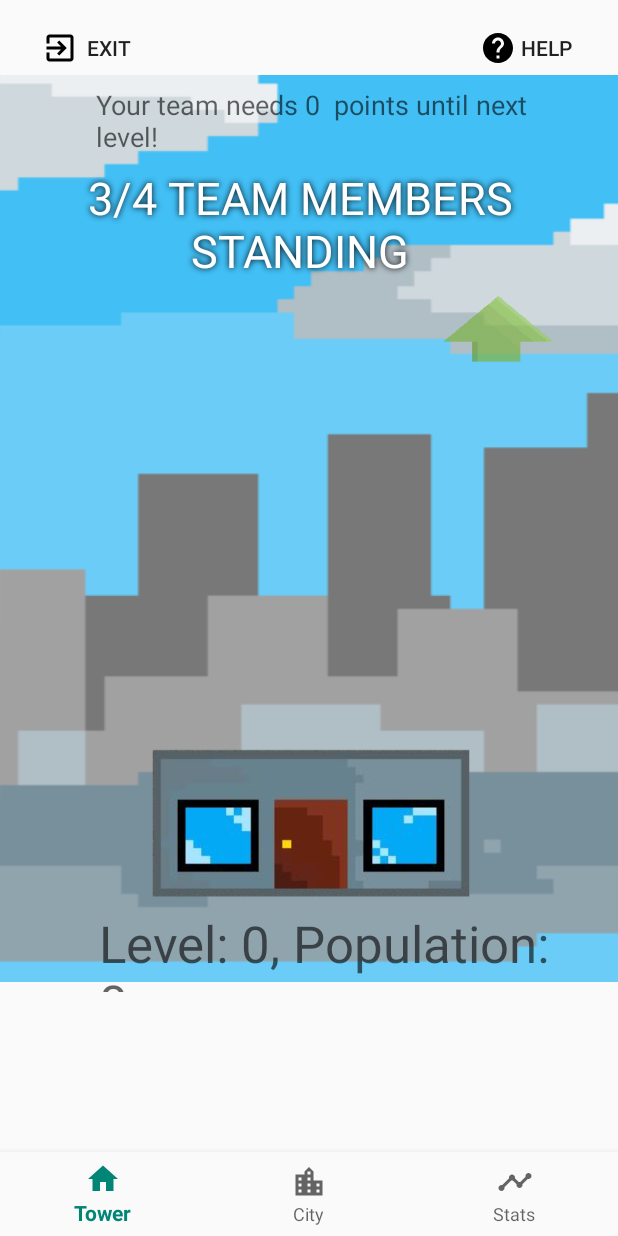
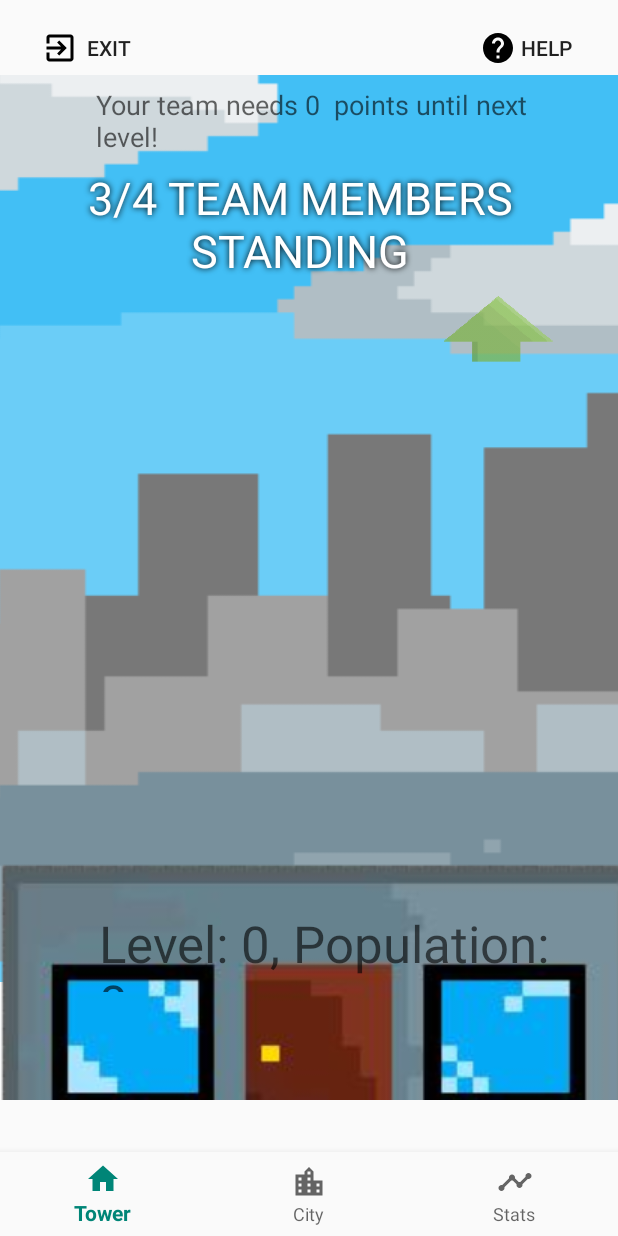
Before and after one commit to 7gang/p2-prototype, an Android app: the TowerFragment screen opened directly, with no data from a screen before it, on a phone screen of 412 x 824 dp. Run offline under Robolectric (Android 15) with nearby library versions, the phone set to English and light mode, and no system bars; our stand-ins replace data binding; 4 statements that could not run were skipped.

Commit message:
implement new layout to tower fragment

```diff
--- a/app/src/main/res/layout/fragment_tower.xml
+++ b/app/src/main/res/layout/fragment_tower.xml
@@ -38,26 +38,27 @@
 
             <ImageView
                 android:id="@+id/imageView2"
-                android:layout_width="wrap_content"
-                android:layout_height="wrap_content"
+                android:layout_width="436dp"
+                android:layout_height="758dp"
                 android:layout_alignParentStart="false"
                 android:layout_alignParentTop="false"
                 android:layout_alignParentEnd="true"
                 android:layout_alignParentBottom="true"
                 android:layout_marginStart="0dp"
                 android:layout_marginTop="0dp"
-                android:layout_marginEnd="3dp"
-                android:layout_marginBottom="78dp"
+                android:layout_marginEnd="0dp"
+                android:layout_marginBottom="0dp"
                 android:adjustViewBounds="false"
                 android:baselineAlignBottom="false"
                 android:clickable="false"
                 android:cropToPadding="false"
                 android:focusableInTouchMode="false"
                 android:scaleType="center"
-                android:scaleX="0.75"
-                android:scaleY="0.75"
+                android:scaleX="1.50"
+                android:scaleY="1.50"
                 android:src="@drawable/buildinglv1"
-                android:translationY="30dp"
+                android:translationX="0dp"
+                android:translationY="-50dp"
                 android:visibility="visible"
                 app:srcCompat="@drawable/buildinglv1" />
 
```
Also changed, not shown: app/src/main/java/dk/aau/med/a220/navigation_test/TowerFragment.java (+34 -10 lines), app/src/main/res/drawable-xhdpi/b1.png (added), app/src/main/res/drawable-xhdpi/b2.png (added), app/src/main/res/drawable-xhdpi/b3.png (added), app/src/main/res/drawable-xhdpi/b4.png (added), app/src/main/res/drawable-xhdpi/b5.png (added), app/src/main/res/drawable-xhdpi/g1.PNG (added), app/src/main/res/drawable-xhdpi/g2.PNG (added), app/src/main/res/drawable-xhdpi/g3.PNG (added), app/src/main/res/drawable-xhdpi/g4.PNG (added), app/src/main/res/drawable-xhdpi/g5.PNG (added), app/src/main/res/drawable-xhdpi/r1.PNG (added), app/src/main/res/drawable-xhdpi/r2.PNG (added), app/src/main/res/drawable-xhdpi/r3.PNG (added), 2 more files.
